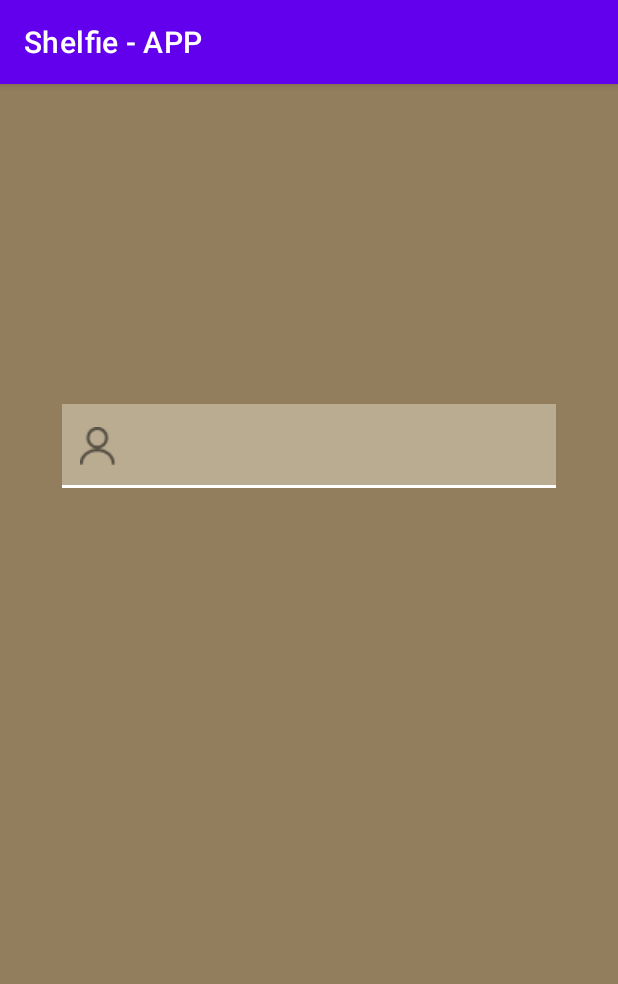
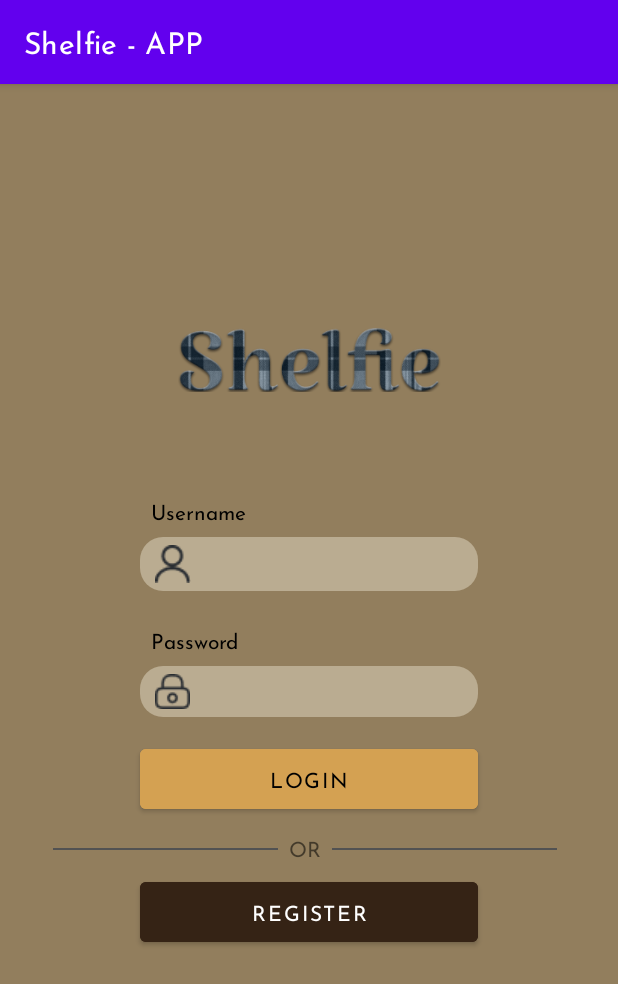
Before and after one commit to IvanCaEz/Shelfie-Mobile, an Android app: the fragment LoginFragment shown on its own in the app's theme, on a phone screen of 412 x 824 dp. Shown: the top 984 px of the screen. Run offline under Robolectric (Android 15) with nearby library versions, the phone set to English and light mode, and no system bars; network calls fail.

Commit message:
layouts wapos wapos

```diff
--- /dev/null
+++ b/app/src/main/res/drawable/roundcorners.xml
@@ -0,0 +1,13 @@
+<?xml version="1.0" encoding="utf-8"?>
+<!--  res/drawable/rounded_edittext.xml -->
+<shape xmlns:android="http://schemas.android.com/apk/res/android"
+    android:shape="rectangle"
+    android:padding="10dp">
+
+    <solid android:color="#FFFFFF" />
+    <corners
+        android:bottomRightRadius="15dp"
+        android:bottomLeftRadius="15dp"
+        android:topLeftRadius="15dp"
+        android:topRightRadius="15dp" />
+</shape>
--- a/app/src/main/res/layout/fragment_login.xml
+++ b/app/src/main/res/layout/fragment_login.xml
@@ -1,37 +1,149 @@
 <?xml version="1.0" encoding="utf-8"?>
 <androidx.constraintlayout.widget.ConstraintLayout xmlns:android="http://schemas.android.com/apk/res/android"
+    xmlns:app="http://schemas.android.com/apk/res-auto"
     xmlns:tools="http://schemas.android.com/tools"
     android:layout_width="match_parent"
     android:layout_height="match_parent"
-    xmlns:app="http://schemas.android.com/apk/res-auto"
-    tools:context=".view.LoginFragment"
-    android:background="@color/beigeFondo">
+    android:background="@color/beigeFondo"
+    tools:context=".view.LoginFragment">
 
 
-    <com.google.android.material.textfield.TextInputLayout
-        android:id="@+id/email_ET"
-        app:startIconDrawable="@drawable/icon_user"
-        android:layout_width="0dp"
+    <ImageView
+        android:id="@+id/logo"
+        android:layout_width="175dp"
         android:layout_height="wrap_content"
-        android:background="@color/beigeFondoEditText"
+        android:layout_marginBottom="400dp"
+        android:src="@drawable/shelfie_logo"
         app:layout_constraintBottom_toBottomOf="parent"
         app:layout_constraintEnd_toEndOf="parent"
         app:layout_constraintStart_toStartOf="parent"
-        app:layout_constraintTop_toTopOf="parent"
-        app:layout_constraintVertical_bias="0.3"
-        app:layout_constraintWidth_percent="0.8"
-        app:boxStrokeColor="@color/white"
-        >
+        app:layout_constraintTop_toTopOf="parent" />
 
-        <com.google.android.material.textfield.TextInputEditText
-            android:layout_width="match_parent"
-            android:layout_height="match_parent"
-            android:backgroundTint="@color/beigeFondoEditText"
-            android:inputType="textEmailAddress"
-            />
-    </com.google.android.material.textfield.TextInputLayout>
+    <TextView
+        android:id="@+id/email_TV"
+        android:layout_width="wrap_content"
+        android:layout_height="wrap_content"
+        android:padding="7dp"
+        android:text="@string/username"
+        android:textColor="@color/black"
+        app:layout_constraintBottom_toTopOf="@id/email_ET"
+        app:layout_constraintStart_toStartOf="@id/email_ET" />
+
+    <EditText
+        android:id="@+id/email_ET"
+        android:layout_width="225dp"
+        android:layout_height="wrap_content"
+        android:layout_marginTop="80dp"
+        android:background="@drawable/roundcorners"
+        android:backgroundTint="@color/beigeFondoEditText"
+        android:drawableStart="@drawable/icon_user"
+        android:drawablePadding="7dp"
+        android:padding="5dip"
+        android:paddingStart="10dp"
+        android:paddingEnd="10dp"
+        android:textSize="15sp"
+        app:layout_constraintEnd_toEndOf="parent"
+        app:layout_constraintStart_toStartOf="parent"
+        app:layout_constraintTop_toBottomOf="@id/logo" />
+
+    <TextView
+        android:id="@+id/password_TV"
+        android:layout_width="wrap_content"
+        android:layout_height="wrap_content"
+        android:layout_marginTop="15dp"
+        android:padding="7dp"
+        android:text="@string/pasword"
+        android:textColor="@color/black"
+        app:layout_constraintBottom_toTopOf="@id/password_ET"
+        app:layout_constraintStart_toStartOf="@id/password_ET"
+        app:layout_constraintTop_toBottomOf="@id/email_ET" />
+
+    <EditText
+        android:id="@+id/password_ET"
+        android:layout_width="225dp"
+        android:layout_height="wrap_content"
+        android:background="@drawable/roundcorners"
+        android:backgroundTint="@color/beigeFondoEditText"
+        android:drawableStart="@drawable/icon_lock"
+        android:drawablePadding="7dp"
+        android:padding="5dip"
+        android:paddingStart="10dp"
+        android:paddingEnd="10dp"
+        android:textSize="15sp"
+        app:layout_constraintEnd_toEndOf="parent"
+        app:layout_constraintStart_toStartOf="parent"
+        app:layout_constraintTop_toBottomOf="@id/password_TV" />
+
+    <Button
+        android:id="@+id/login_button"
+        android:layout_width="225dp"
+        android:layout_height="wrap_content"
+        android:layout_marginTop="15dp"
+        android:layout_marginBottom="45dp"
+        android:backgroundTint="#D4A152"
+        android:padding="10dp"
+        android:text="@string/login"
+        app:layout_constraintEnd_toEndOf="parent"
+        app:layout_constraintStart_toStartOf="parent"
+        app:layout_constraintTop_toBottomOf="@id/password_ET"
+        android:textColor="@color/black"/>
+
+    <View
+        android:id="@+id/line1"
+        android:layout_width="150dp"
+        android:layout_height="1dp"
+        android:layout_marginStart="35dp"
+        android:layout_marginTop="20dp"
+        android:background="#525252"
+        app:layout_constraintStart_toStartOf="parent"
+        app:layout_constraintTop_toBottomOf="@id/login_button" />
+
+    <TextView
+        android:id="@+id/orText"
+        android:layout_width="wrap_content"
+        android:layout_height="wrap_content"
+        android:layout_marginTop="10dp"
+        android:paddingStart="7dp"
+        android:paddingEnd="7dp"
+        android:text="@string/ortext"
+        app:layout_constraintStart_toEndOf="@id/line1"
+        app:layout_constraintTop_toBottomOf="@id/login_button" />
+
+    <View
+        android:id="@+id/line2"
+        android:layout_width="150dp"
+        android:layout_height="1dp"
+        android:layout_marginTop="20dp"
+        android:background="#525252"
+        app:layout_constraintStart_toEndOf="@id/orText"
+        app:layout_constraintTop_toBottomOf="@id/login_button" />
+
+    <Button
+        android:id="@+id/register_button"
+        android:layout_width="225dp"
+        android:layout_height="wrap_content"
+        android:layout_marginTop="15dp"
+        android:layout_marginBottom="45dp"
+        android:backgroundTint="#352315"
+        android:padding="10dp"
+        android:text="@string/register"
+        app:layout_constraintTop_toBottomOf="@id/line1"
+        app:layout_constraintStart_toStartOf="parent"
+        app:layout_constraintEnd_toEndOf="parent"
+        />
+    <!--
+       <com.google.android.material.textfield.TextInputLayout
 
 
+           >
 
+           <com.google.android.material.textfield.TextInputEditText
+               android:layout_width="match_parent"
+               android:layout_height="match_parent"
+               android:backgroundTint="@color/beigeFondoEditText"
+               android:inputType="textEmailAddress"
+               />
+       </com.google.android.material.textfield.TextInputLayout>
+   -->
 
 </androidx.constraintlayout.widget.ConstraintLayout>
--- a/app/src/main/res/values/strings.xml
+++ b/app/src/main/res/values/strings.xml
@@ -2,4 +2,9 @@
     <string name="app_name">Shelfie - APP</string>
     <!-- TODO: Remove or change this placeholder text -->
     <string name="hello_blank_fragment">Hello blank fragment</string>
+    <string name="username">Username</string>
+    <string name="pasword">Password</string>
+    <string name="login">LOGIN</string>
+    <string name="ortext">OR</string>
+    <string name="register">REGISTER</string>
 </resources>
--- a/app/src/main/res/values/themes.xml
+++ b/app/src/main/res/values/themes.xml
@@ -11,6 +11,7 @@
         <item name="colorOnSecondary">@color/black</item>
         <!-- Status bar color. -->
         <item name="android:statusBarColor">?attr/colorPrimaryVariant</item>
+        <item name="android:fontFamily">@font/josefin_regular</item>
         <!-- Customize your theme here. -->
     </style>
 </resources>
```
Also changed, not shown: app/src/main/res/drawable/shelfie_logo.png (added), app/src/main/res/font/josefin_bold.ttf (added), app/src/main/res/font/josefin_light.ttf (added), app/src/main/res/font/josefin_regular.ttf (added), app/src/main/res/font/josein_bold.ttf (added).
